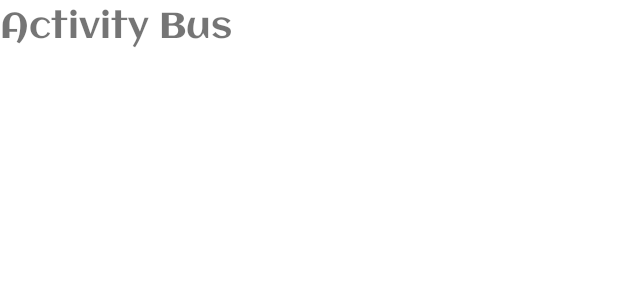
After one commit to Mr-Perfectuz/Android_Navigation_Drawer-, an Android app: the layout activity_bus_menu.xml on its own in the app's theme, with its tools: preview values and no code run, on a phone screen of 412 x 824 dp. The commit adds this screen. Shown: the top 300 px of the screen. Run offline under Robolectric (Android 15) with nearby library versions, the phone set to English and light mode, and no system bars; Roboto replaces fonts that are not available here.

Commit message:
Drawer has been updated

```diff
--- /dev/null
+++ b/app/src/main/res/layout/activity_bus_menu.xml
@@ -0,0 +1,20 @@
+<?xml version="1.0" encoding="utf-8"?>
+<androidx.constraintlayout.widget.ConstraintLayout xmlns:android="http://schemas.android.com/apk/res/android"
+    xmlns:app="http://schemas.android.com/apk/res-auto"
+    xmlns:tools="http://schemas.android.com/tools"
+    android:id="@+id/activity_bus_menu"
+    android:layout_width="match_parent"
+    android:layout_height="match_parent"
+    android:background="@color/cardview_light_background"
+    tools:context=".ActivityBusMenu">
+
+    <TextView
+        android:id="@+id/textView12"
+        android:layout_width="wrap_content"
+        android:layout_height="wrap_content"
+        android:fontFamily="@font/aclonica"
+        android:text="Activity Bus"
+        android:textSize="24sp"
+        tools:layout_editor_absoluteX="128dp"
+        tools:layout_editor_absoluteY="349dp" />
+</androidx.constraintlayout.widget.ConstraintLayout>
--- a/app/src/main/res/layout/activity_main.xml
+++ b/app/src/main/res/layout/activity_main.xml
@@ -96,7 +96,7 @@
         app:layout_constraintTop_toBottomOf="@+id/imageView">
 
         <androidx.cardview.widget.CardView
-            android:id="@+id/sendMessage"
+            android:id="@+id/nav_bus_bar"
             android:layout_width="0dp"
             android:layout_height="match_parent"
             android:layout_margin="10dp"
```
Also changed, not shown: app/src/main/AndroidManifest.xml (+7 -1 lines), app/src/main/java/mrperfect/example/tooolbar/ActivityBoating.java (added, +14 -0 lines), app/src/main/java/mrperfect/example/tooolbar/ActivityBusMenu.java (added, +14 -0 lines), app/src/main/java/mrperfect/example/tooolbar/ActivityCycling.java (added, +14 -0 lines), app/src/main/java/mrperfect/example/tooolbar/ActivityPlane.java (added, +14 -0 lines), app/src/main/java/mrperfect/example/tooolbar/ActivityTrain.java (added, +14 -0 lines), app/src/main/java/mrperfect/example/tooolbar/ActivityWalking.java (added, +14 -0 lines), app/src/main/java/mrperfect/example/tooolbar/MainActivity.java (+2 -6 lines), app/src/main/res/layout/activity_boating.xml (added, +9 -0 lines), app/src/main/res/layout/activity_cycling.xml (added, +9 -0 lines), app/src/main/res/layout/activity_plane.xml (added, +9 -0 lines), app/src/main/res/layout/activity_train.xml (added, +9 -0 lines), app/src/main/res/layout/activity_walking.xml (added, +20 -0 lines).
